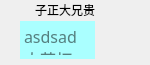
Before: the Qt Designer form Resource/Skin/MessageItemSelf.ui in CNGoSeI/IMClient, drawn with Qt 5.
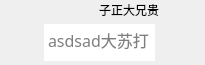
After: the same form once the commit is applied. Icons and pictures are not drawn.

The edit to the form file:
```diff
--- a/Resource/Skin/MessageItemSelf.ui
+++ b/Resource/Skin/MessageItemSelf.ui
@@ -6,7 +6,7 @@
    <rect>
     <x>0</x>
     <y>0</y>
-    <width>150</width>
+    <width>205</width>
     <height>65</height>
    </rect>
   </property>
@@ -28,10 +28,13 @@
   <property name="layoutDirection">
    <enum>Qt::RightToLeft</enum>
   </property>
-  <layout class="QHBoxLayout" name="horizontalLayout">
+  <layout class="QHBoxLayout" name="horizontalLayout" stretch="0">
    <property name="spacing">
     <number>0</number>
    </property>
+   <property name="sizeConstraint">
+    <enum>QLayout::SetDefaultConstraint</enum>
+   </property>
    <property name="leftMargin">
     <number>0</number>
    </property>
@@ -48,7 +51,7 @@
     <widget class="QWidget" name="widget" native="true">
      <property name="sizePolicy">
       <sizepolicy hsizetype="Expanding" vsizetype="Preferred">
-       <horstretch>0</horstretch>
+       <horstretch>1</horstretch>
        <verstretch>0</verstretch>
       </sizepolicy>
      </property>
@@ -57,16 +60,16 @@
        <number>0</number>
       </property>
       <property name="leftMargin">
-       <number>6</number>
+       <number>0</number>
       </property>
       <property name="topMargin">
-       <number>2</number>
+       <number>0</number>
       </property>
       <property name="rightMargin">
        <number>6</number>
       </property>
       <property name="bottomMargin">
-       <number>2</number>
+       <number>0</number>
       </property>
       <item>
        <widget class="QWidget" name="widget_2" native="true">
@@ -142,7 +145,7 @@
       <item>
        <widget class="QWidget" name="Wgt_MsgPlain" native="true">
         <property name="sizePolicy">
-         <sizepolicy hsizetype="Expanding" vsizetype="Preferred">
+         <sizepolicy hsizetype="MinimumExpanding" vsizetype="Preferred">
           <horstretch>0</horstretch>
           <verstretch>0</verstretch>
          </sizepolicy>
@@ -150,57 +153,41 @@
         <property name="layoutDirection">
          <enum>Qt::LeftToRight</enum>
         </property>
+        <layout class="QHBoxLayout" name="horizontalLayout_7">
+         <property name="spacing">
+          <number>0</number>
+         </property>
+         <property name="leftMargin">
+          <number>0</number>
+         </property>
+         <property name="topMargin">
+          <number>0</number>
+         </property>
+         <property name="rightMargin">
+          <number>0</number>
+         </property>
+         <property name="bottomMargin">
+          <number>0</number>
+         </property>
+         <item>
         <layout class="QVBoxLayout" name="verticalLayout_2">
          <property name="spacing">
           <number>0</number>
          </property>
-         <property name="leftMargin">
-          <number>0</number>
-         </property>
-         <property name="topMargin">
-          <number>0</number>
-         </property>
-         <property name="rightMargin">
-          <number>0</number>
-         </property>
-         <property name="bottomMargin">
-          <number>0</number>
-         </property>
-         <item>
-          <widget class="QWidget" name="Wgt_Msg" native="true">
-           <property name="sizePolicy">
-            <sizepolicy hsizetype="Expanding" vsizetype="Preferred">
-             <horstretch>0</horstretch>
-             <verstretch>0</verstretch>
-            </sizepolicy>
-           </property>
-           <layout class="QVBoxLayout" name="verticalLayout_3">
-            <property name="spacing">
-             <number>4</number>
-            </property>
-            <property name="topMargin">
-             <number>0</number>
-            </property>
-            <property name="rightMargin">
-             <number>9</number>
-            </property>
-            <property name="bottomMargin">
-             <number>4</number>
-            </property>
             <item>
              <layout class="QHBoxLayout" name="horizontalLayout_3">
               <property name="spacing">
                <number>0</number>
               </property>
               <item>
-               <spacer name="horizontalSpacer">
+              <spacer name="horizontalSpacer_2">
                 <property name="orientation">
                  <enum>Qt::Horizontal</enum>
                 </property>
                 <property name="sizeHint" stdset="0">
                  <size>
-                  <width>5</width>
-                  <height>15</height>
+                 <width>40</width>
+                 <height>20</height>
                  </size>
                 </property>
                </spacer>
@@ -247,46 +234,33 @@
              </layout>
             </item>
             <item>
-             <widget class="QWidget" name="Wgt_Bubble" native="true">
-              <property name="sizePolicy">
-               <sizepolicy hsizetype="Expanding" vsizetype="Expanding">
-                <horstretch>0</horstretch>
-                <verstretch>0</verstretch>
-               </sizepolicy>
-              </property>
-              <property name="layoutDirection">
-               <enum>Qt::LeftToRight</enum>
-              </property>
-              <property name="styleSheet">
-               <string notr="true"/>
-              </property>
-              <layout class="QHBoxLayout" name="horizontalLayout_4">
+            <layout class="QHBoxLayout" name="horizontalLayout_5">
                <property name="spacing">
                 <number>0</number>
                </property>
                <property name="leftMargin">
-                <number>0</number>
+              <number>4</number>
                </property>
                <property name="topMargin">
-                <number>0</number>
+              <number>4</number>
                </property>
                <property name="rightMargin">
-                <number>0</number>
+              <number>4</number>
                </property>
                <property name="bottomMargin">
-                <number>0</number>
+              <number>4</number>
                </property>
                <item>
-                <spacer name="horizontalSpacer_2">
+              <spacer name="horizontalSpacer_3">
                  <property name="orientation">
                   <enum>Qt::Horizontal</enum>
                  </property>
                  <property name="sizeType">
-                  <enum>QSizePolicy::MinimumExpanding</enum>
+                <enum>QSizePolicy::Expanding</enum>
                  </property>
                  <property name="sizeHint" stdset="0">
                   <size>
-                   <width>5</width>
+                 <width>40</width>
                    <height>20</height>
                   </size>
                  </property>
@@ -295,8 +269,8 @@
                <item>
                 <widget class="QTextBrowser" name="Edit_MsgContent">
                  <property name="sizePolicy">
-                  <sizepolicy hsizetype="Expanding" vsizetype="Preferred">
-                   <horstretch>0</horstretch>
+                <sizepolicy hsizetype="Preferred" vsizetype="Expanding">
+                 <horstretch>15</horstretch>
                    <verstretch>0</verstretch>
                   </sizepolicy>
                  </property>
@@ -308,7 +282,7 @@
                  </property>
                  <property name="maximumSize">
                   <size>
-                   <width>150</width>
+                 <width>65536</width>
                    <height>16777215</height>
                   </size>
                  </property>
@@ -318,8 +292,11 @@
                    <pointsize>12</pointsize>
                   </font>
                  </property>
+               <property name="layoutDirection">
+                <enum>Qt::RightToLeft</enum>
+               </property>
                  <property name="styleSheet">
-                  <string notr="true">background-color: rgb(170, 255, 255);</string>
+                <string notr="true">booder:none;</string>
                  </property>
                  <property name="frameShape">
                   <enum>QFrame::NoFrame</enum>
@@ -364,10 +341,8 @@
                 </widget>
                </item>
               </layout>
-             </widget>
-            </item>
-           </layout>
-          </widget>
+           </item>
+          </layout>
          </item>
         </layout>
        </widget>
```
Lines whose indentation alone changed are shown as unchanged.
